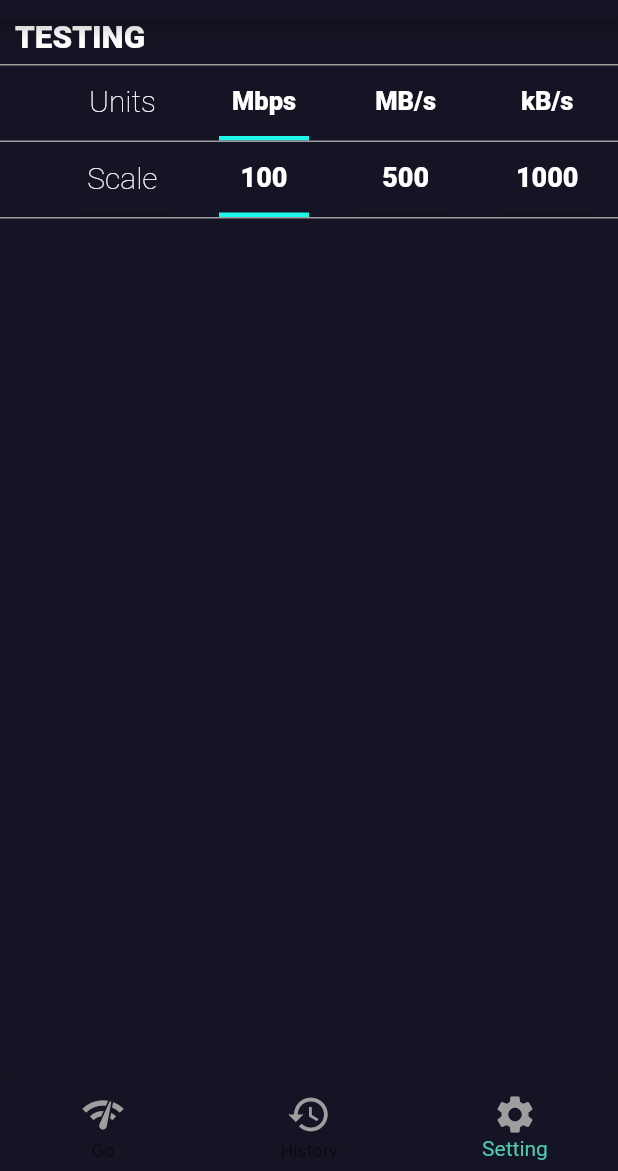
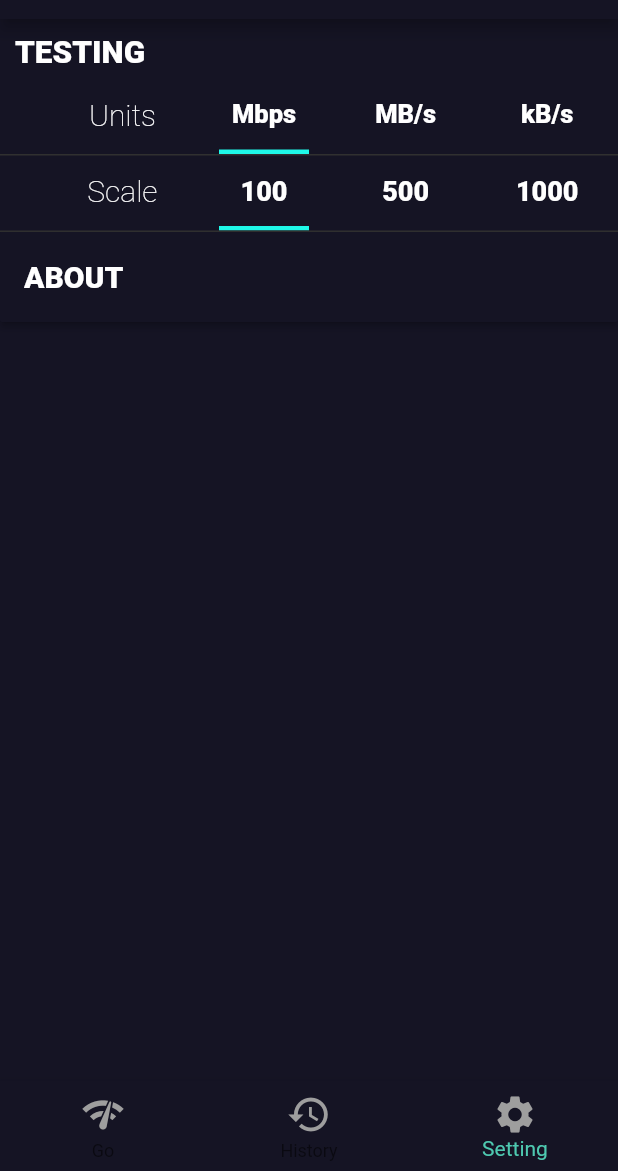
Before and after one commit to Catherine526940/Dart-speedtest, a Flutter app: the screen it shows after launch, swiped to page 3, on a phone screen of 412 x 824 dp, the part 65-1236 px from its top. Run offline on Flutter 3.47's test engine with Material 2 defaults, Android fonts, the phone set to English and light mode, and no system bars.

Commit message:
更新设置页面“关于”及其跳转

```diff
--- a/lib/pages/setting.dart
+++ b/lib/pages/setting.dart
@@ -1,4 +1,5 @@
 import 'package:flutter/material.dart';
+import 'about.dart';
 
 class SettingPage extends StatefulWidget {
   SettingPage({Key key}) : super(key: key);
@@ -15,7 +16,7 @@ class _SettingPageState extends State<SettingPage> {
           //testing//////////////
           Container(
             alignment: Alignment(-1, 0),
-            padding: EdgeInsets.fromLTRB(10.0, 0.0, 0.0, 5.0),
+            padding: EdgeInsets.fromLTRB(10.0, 10.0, 0.0, 5.0),
             child: Text(
               'TESTING',
               style: TextStyle(
@@ -25,12 +26,12 @@ class _SettingPageState extends State<SettingPage> {
             ),
           ),
           //分割线///////////////
-          Container(
-            decoration: new BoxDecoration(
-                border: new Border(
-                    bottom: Divider.createBorderSide(context,
-                        width: 1.0, color: Colors.grey))),
-          ),
+          // Container(
+          //   decoration: new BoxDecoration(
+          //       border: new Border(
+          //           bottom: Divider.createBorderSide(context,
+          //               width: 1.0, color: Colors.grey))),
+          // ),
           //第一行///////////////
           Row(
             mainAxisAlignment: MainAxisAlignment.spaceAround,
@@ -47,6 +48,7 @@ class _SettingPageState extends State<SettingPage> {
                           bottom: Divider.createBorderSide(
                     context,
                     width: 3.0,
+                    color: Color.fromRGBO(21, 20, 36, 1)
                   ))),
                   child: Text(
                     "Units",
@@ -81,6 +83,7 @@ class _SettingPageState extends State<SettingPage> {
                           bottom: Divider.createBorderSide(
                     context,
                     width: 3.0,
+                    color: Color.fromRGBO(21, 20, 36, 1)
                   ))),
                   child: Text(
                     "MB/s",
@@ -99,6 +102,7 @@ class _SettingPageState extends State<SettingPage> {
                           bottom: Divider.createBorderSide(
                     context,
                     width: 3.0,
+                    color: Color.fromRGBO(21, 20, 36, 1)
                   ))),
                   child: Text(
                     "kB/s",
@@ -115,7 +119,7 @@ class _SettingPageState extends State<SettingPage> {
             decoration: new BoxDecoration(
                 border: new Border(
                     bottom: Divider.createBorderSide(context,
-                        width: 1.0, color: Colors.grey))),
+                        width: 1.0, color: Color(0xff303030)))),
           ),
           //第二行/////////////////
           Row(
@@ -133,6 +137,7 @@ class _SettingPageState extends State<SettingPage> {
                           bottom: Divider.createBorderSide(
                     context,
                     width: 3.0,
+                    color: Color.fromRGBO(21, 20, 36, 1)
                   ))),
                   child: Text(
                     "Scale",
@@ -167,6 +172,7 @@ class _SettingPageState extends State<SettingPage> {
                           bottom: Divider.createBorderSide(
                     context,
                     width: 3.0,
+                    color: Color.fromRGBO(21, 20, 36, 1)
                   ))),
                   child: Text(
                     "500",
@@ -185,6 +191,7 @@ class _SettingPageState extends State<SettingPage> {
                           bottom: Divider.createBorderSide(
                     context,
                     width: 3.0,
+                    color: Color.fromRGBO(21, 20, 36, 1)
                   ))),
                   child: Text(
                     "1000",
@@ -201,9 +208,41 @@ class _SettingPageState extends State<SettingPage> {
             decoration: new BoxDecoration(
                 border: new Border(
                     bottom: Divider.createBorderSide(context,
-                        width: 1.0, color: Colors.grey))),
+                        width: 1.0, color: Color(0xff303030)))),
           ),
           /////////////////////
+//关于
+          RaisedButton(
+            splashColor: Color.fromRGBO(78, 201, 176, 0.7), //水波纹颜色
+            color: Color.fromRGBO(21, 20, 36, 1),
+            child: Row(
+              mainAxisAlignment: MainAxisAlignment.start,
+              children: <Widget>[
+                Text("ABOUT",style: TextStyle(
+                  fontSize: 20.0,
+                  fontWeight: FontWeight.w900,
+
+                  )
+                ),
+                SizedBox(height: 60)
+              ],
+            ),
+            onPressed: (){
+              Navigator.of(context).push(
+                MaterialPageRoute(
+                  builder: (context)=>AaboutPage()
+                )
+              );
+            },
+            textColor: Colors.white,
+          ),
+  //分割线
+          // Container(
+          //   decoration: new BoxDecoration(
+          //       border: new Border(
+          //           bottom: Divider.createBorderSide(context,
+          //               width: 1.0, color: Color(0xff303030)))),
+          // ),
         ],
       ),
     );
```
Also changed, not shown: lib/pages/about.dart (added, +31 -0 lines).
